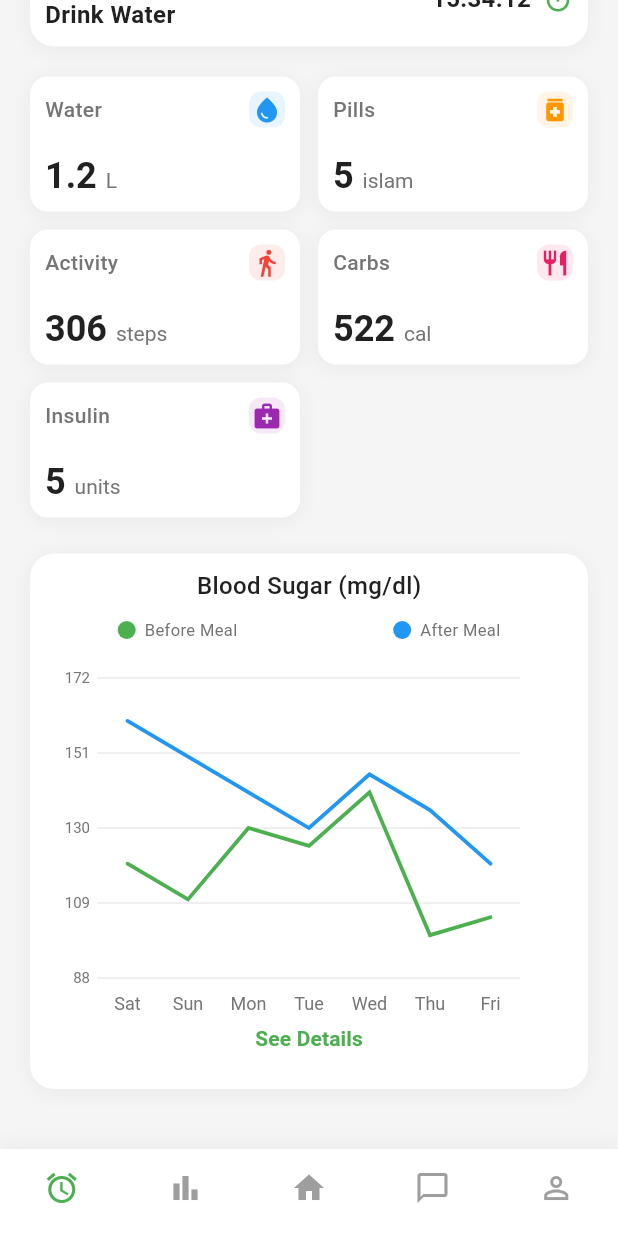
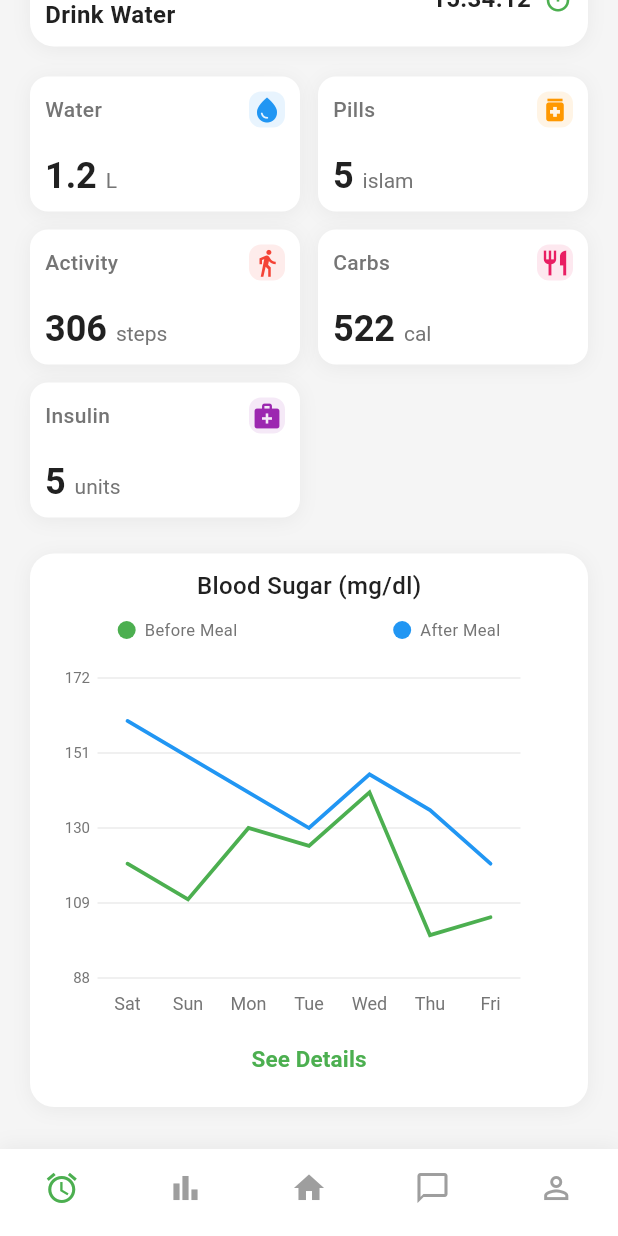
Before and after one commit to T-Man-05/diacare, a Flutter app: the screen it shows after launch, scrolled down 238 dp, on a phone screen of 412 x 824 dp. Run offline on Flutter 3.47's test engine with Material 3 defaults, Android fonts, the phone set to English and light mode, and no system bars; Roboto replaces fonts that are missing (SF Pro).

Commit message:
fix: edit the see details button

```diff
--- a/lib/widgets/blood_sugar_chart.dart
+++ b/lib/widgets/blood_sugar_chart.dart
@@ -88,9 +88,12 @@ class BloodSugarChart extends StatelessWidget {
                 padding:
                     const EdgeInsets.symmetric(horizontal: 24, vertical: 12),
               ),
-              child: const Text(
-                'See Details',
-                style: TextStyle(fontSize: 14, fontWeight: FontWeight.w600),
+              child: Padding(
+                padding: const EdgeInsets.only(top: 15),
+                child: const Text(
+                  'See Details',
+                  style: TextStyle(fontSize: 15, fontWeight: FontWeight.w600, ),
+                ),
               ),
             ),
           ),
```
